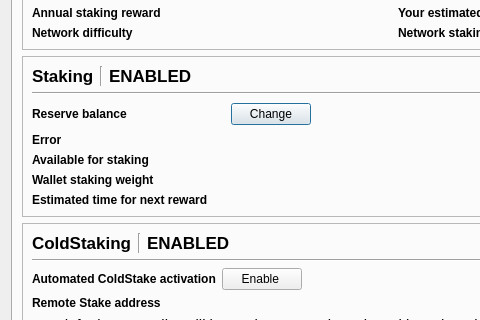
This is src/qt/forms/stakingdialog.ui in Bitcoin-Confidential/BitcoinC-Core as Qt 5 draws it before an edit; both pictures show x 0 to 480 and y 90 to 410 of the 831 by 656 pixel window. The edited form follows.
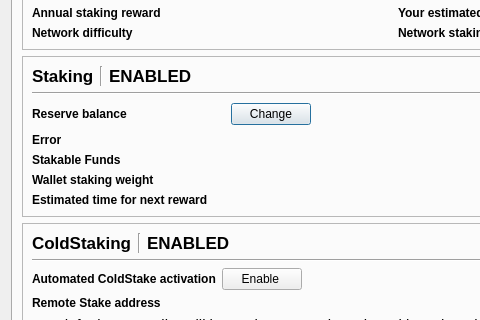
This is the edited form.

Commit message: remove reserve change available staking funds

```diff
--- a/src/qt/forms/stakingdialog.ui
+++ b/src/qt/forms/stakingdialog.ui
@@ -410,7 +410,7 @@
                </font>
               </property>
               <property name="text">
-               <string>Available for staking</string>
+               <string>Stakable Funds</string>
               </property>
              </widget>
             </item>
```
The commit also changes 2 other files.
